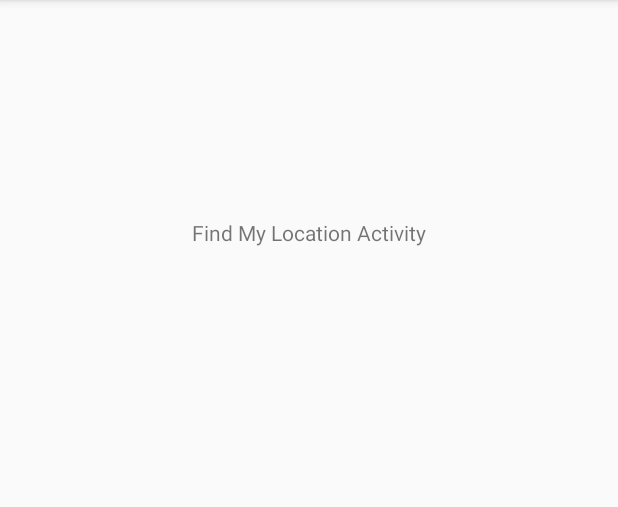
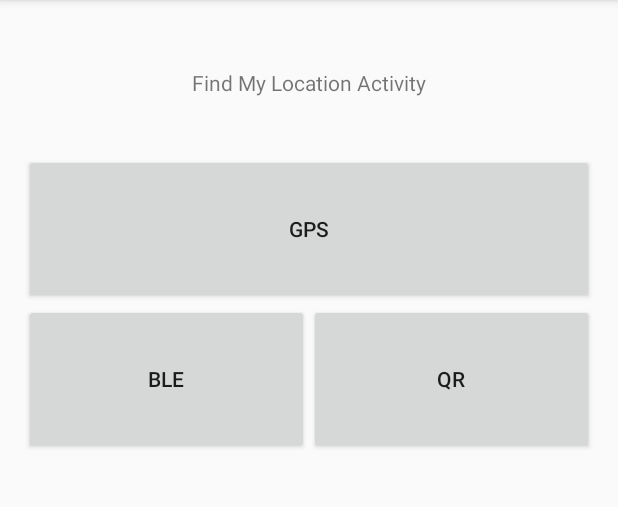
Before and after one commit to meni432/FriendsLocation, an Android app: the FindMyLocationActivity screen opened directly, with no data from a screen before it, on a phone screen of 412 x 824 dp, the part 84-591 px from its top. Run offline under Robolectric (Android 15) with nearby library versions, the phone set to English and light mode, and no system bars; our stand-ins replace Firebase (no records; nobody signed in at launch, a user with empty details on screens opened directly).

```diff
--- a/app/build.gradle
+++ b/app/build.gradle
@@ -29,13 +29,14 @@ dependencies {
 
     compile 'com.android.support:appcompat-v7:25.0.0'
     compile 'com.google.firebase:firebase-auth:10.0.1'
-    compile 'com.google.android.gms:play-services-auth:10.0.1'
+    compile 'com.google.android.gms:play-services:10.0.1'
     compile 'com.android.support:design:25.0.0'
     testCompile 'junit:junit:4.12'
     compile 'com.android.support.constraint:constraint-layout:1.0.0-beta4'
     compile 'com.squareup.picasso:picasso:2.5.2'
     compile 'de.hdodenhof:circleimageview:2.1.0'
 
+
 }
 
 
--- a/app/src/main/java/com/menisamet/friendslocation/FindMyLocationActivity.java
+++ b/app/src/main/java/com/menisamet/friendslocation/FindMyLocationActivity.java
@@ -1,17 +1,28 @@
 package com.menisamet.friendslocation;
 
+import android.location.Location;
 import android.support.v7.app.AppCompatActivity;
 import android.os.Bundle;
+import android.view.View;
 import android.widget.TextView;
+import com.google.android.gms.location.LocationListener;
+import com.google.android.gms.location.LocationRequest;
 
 import com.google.firebase.auth.FirebaseAuth;
 
 public class FindMyLocationActivity extends AppCompatActivity {
 
+    // Last geographical location
+    protected Location mLastLocation;
+    protected LocationRequest mLocationRequest;
+
     @Override
     protected void onCreate(Bundle savedInstanceState) {
         super.onCreate(savedInstanceState);
         setContentView(R.layout.activity_find_my_location);
-        TextView textView = (TextView)findViewById(R.id.textView2);
+    }
+
+    public void getByGPSSelected(View view) {
+        Utility.checkAuthAndGoToActivity(this, FindByGPSActivity.class);
     }
 }
--- a/app/src/main/java/com/menisamet/friendslocation/MainActivity.java
+++ b/app/src/main/java/com/menisamet/friendslocation/MainActivity.java
@@ -1,5 +1,6 @@
 package com.menisamet.friendslocation;
 
+import android.content.Intent;
 import android.support.v7.app.AppCompatActivity;
 import android.os.Bundle;
 import android.view.Menu;
@@ -27,14 +28,14 @@ public class MainActivity extends AppCompatActivity {
         Utility.checkAuthAndGoToActivity(this, FindMyLocationActivity.class);
     }
     void showUserDetail() {
-        FirebaseUser user = FirebaseAuth.getInstance().getCurrentUser();
+        FirebaseUser user = Database.getInstance().getCurrentUser();
         TextView username = (TextView) findViewById(R.id.usernameMainView);
         if (user != null) {
             username.setText(user.getDisplayName());
             ImageView avatarImageview = (ImageView) findViewById(R.id.userAvatarImageView);
             Picasso.with(this).load(user.getPhotoUrl()).into(avatarImageview);
         } else {
-            username.setText("Guest");
+            username.setText(R.string.guest_display_text);
         }
     }
 
--- a/app/src/main/res/layout/activity_find_my_location.xml
+++ b/app/src/main/res/layout/activity_find_my_location.xml
@@ -14,8 +14,57 @@
         android:text="Find My Location Activity"
         android:layout_width="wrap_content"
         android:layout_height="wrap_content"
+        android:layout_marginTop="29dp"
+        android:id="@+id/activity_label"
         android:layout_alignParentTop="true"
+        android:layout_centerHorizontal="true" />
+
+    <LinearLayout
+        android:orientation="vertical"
+        android:layout_width="match_parent"
+        android:layout_height="wrap_content"
+        android:layout_below="@+id/activity_label"
         android:layout_centerHorizontal="true"
-        android:layout_marginTop="129dp"
-        android:id="@+id/textView2" />
+        android:layout_marginTop="38dp">
+
+        <LinearLayout
+            android:orientation="horizontal"
+            android:layout_width="match_parent"
+            android:layout_height="100dp">
+
+            <Button
+                android:text="GPS"
+                android:layout_width="wrap_content"
+                android:layout_height="match_parent"
+                android:id="@+id/button_gps"
+                android:layout_weight="1"
+                android:onClick="getByGPSSelected" />
+
+        </LinearLayout>
+
+        <LinearLayout
+            android:orientation="horizontal"
+            android:layout_width="match_parent"
+            android:layout_height="100dp">
+
+            <Button
+                android:layout_width="wrap_content"
+                android:layout_height="match_parent"
+                android:id="@+id/button_BLE"
+                android:layout_weight="1"
+                android:text="BLE"
+                android:onClick="getByBLESelected" />
+
+            <Button
+                android:text="QR"
+                android:layout_width="wrap_content"
+                android:layout_height="match_parent"
+                android:id="@+id/button_QR"
+                android:layout_weight="1" />
+
+        </LinearLayout>
+
+    </LinearLayout>
+
+
 </RelativeLayout>
--- a/app/src/main/res/values/strings.xml
+++ b/app/src/main/res/values/strings.xml
@@ -62,4 +62,6 @@
     <string name="friends_location_logo">Friends Location</string>
     <string name="action_settings">Action Setting</string>
     <string name="action_logout">Logout</string>
+    <string name="guest_display_text">Guest</string>
+    <string name="no_geocoder_aviable">no geocoder available</string>
 </resources>
```
Also changed, not shown: app/src/main/AndroidManifest.xml (+14 -1 lines), app/src/main/java/com/menisamet/friendslocation/FindByGPSActivity.java (added, +177 -0 lines), app/src/main/res/layout/activity_find_by_gps.xml (added, +30 -0 lines).
